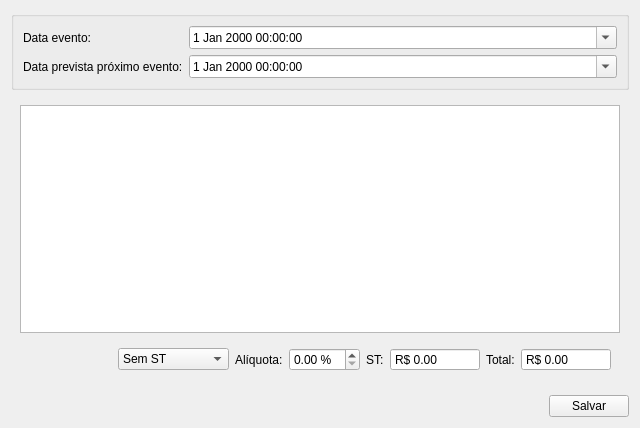
Before: the Qt Designer form ui/inputdialogproduto.ui in lellisls/ERP-STACCATO, drawn with Qt 5.
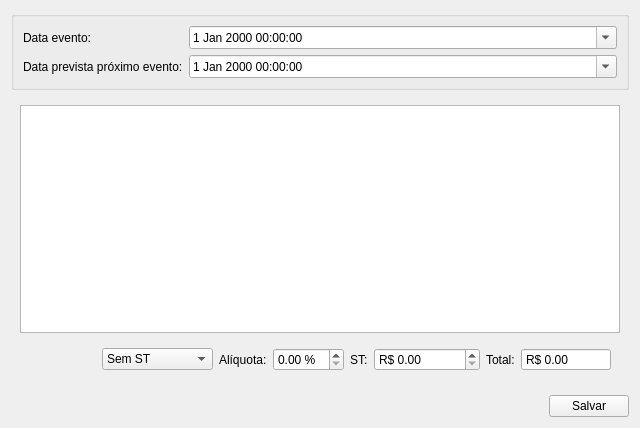
After: the same form once the commit is applied. Custom widgets are drawn as their Qt base class.

The edit to the form file:
```diff
--- a/ui/inputdialogproduto.ui
+++ b/ui/inputdialogproduto.ui
@@ -128,10 +128,7 @@
             </sizepolicy>
            </property>
            <property name="readOnly">
-            <bool>true</bool>
-           </property>
-           <property name="buttonSymbols">
-            <enum>QAbstractSpinBox::NoButtons</enum>
+            <bool>false</bool>
            </property>
            <property name="showGroupSeparator" stdset="0">
             <bool>true</bool>
```
